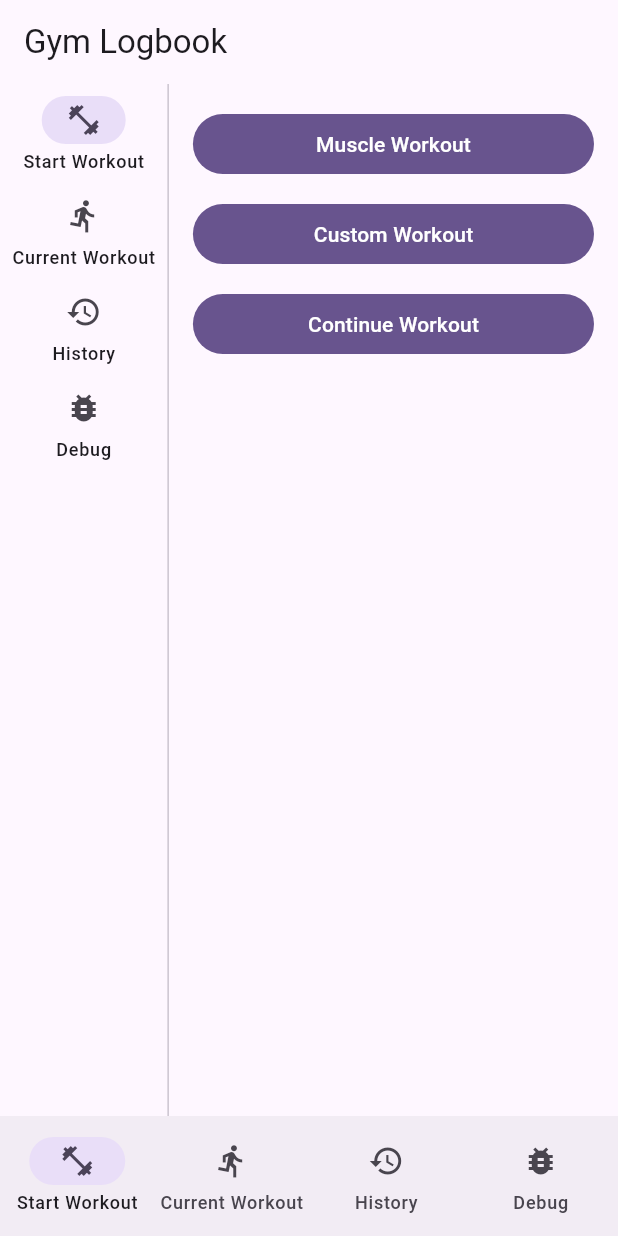
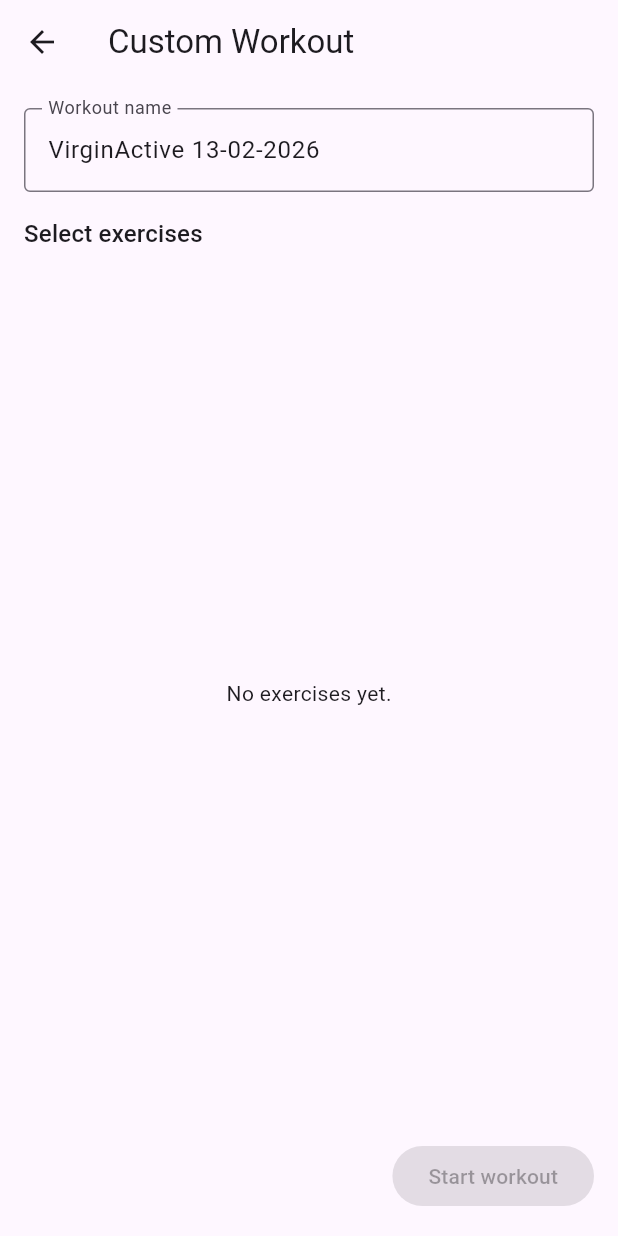
Before and after one commit to kirmatho-gpt/gym-logbook, a Flutter app: the screen it shows after launch, after a tap on "Custom Workout", on a phone screen of 412 x 824 dp. Run offline on Flutter 3.47's test engine with Material 3 defaults, Android fonts, the light colour scheme and no system bars; our stand-ins replace drift; accounts and stored records are empty; generated files the repository leaves out were written again.

Commit message:
add custom workout screen

```diff
--- /dev/null
+++ b/lib/screens/custom_workout_screen.dart
@@ -0,0 +1,238 @@
+import 'package:drift/drift.dart' as drift;
+import 'package:flutter/material.dart';
+
+import '../data/app_database.dart';
+
+class CustomWorkoutScreen extends StatefulWidget {
+  const CustomWorkoutScreen({
+    super.key,
+    required this.database,
+    required this.onWorkoutStarted,
+  });
+
+  final AppDatabase database;
+  final Future<void> Function(int workoutSessionId) onWorkoutStarted;
+
+  @override
+  State<CustomWorkoutScreen> createState() => _CustomWorkoutScreenState();
+}
+
+class _CustomWorkoutScreenState extends State<CustomWorkoutScreen> {
+  final Set<int> _selectedExerciseIds = {};
+  late final TextEditingController _workoutNameController;
+  bool _isCreatingWorkout = false;
+
+  @override
+  void initState() {
+    super.initState();
+    _workoutNameController =
+        TextEditingController(text: _buildDefaultWorkoutName());
+  }
+
+  @override
+  void dispose() {
+    _workoutNameController.dispose();
+    super.dispose();
+  }
+
+  String _buildDefaultWorkoutName() {
+    final now = DateTime.now();
+    final day = now.day.toString().padLeft(2, '0');
+    final month = now.month.toString().padLeft(2, '0');
+    final year = now.year.toString().padLeft(4, '0');
+    return 'VirginActive $day-$month-$year';
+  }
+
+  @override
+  Widget build(BuildContext context) {
+    final muscleGroupsStream = (widget.database.select(widget.database.muscleGroups)
+          ..orderBy([(tbl) => drift.OrderingTerm(expression: tbl.name)]))
+        .watch();
+    final exercisesStream = (widget.database.select(widget.database.exercises)
+          ..orderBy([
+            (tbl) => drift.OrderingTerm(
+                  expression: tbl.muscleGroupId,
+                ),
+            (tbl) => drift.OrderingTerm(expression: tbl.name),
+          ]))
+        .watch();
+
+    return Scaffold(
+      appBar: AppBar(
+        title: const Text('Custom Workout'),
+      ),
+      body: Padding(
+        padding: const EdgeInsets.all(16),
+        child: Column(
+          crossAxisAlignment: CrossAxisAlignment.start,
+          children: [
+            TextField(
+              controller: _workoutNameController,
+              decoration: const InputDecoration(
+                labelText: 'Workout name',
+                border: OutlineInputBorder(),
+              ),
+            ),
+            const SizedBox(height: 16),
+            Text(
+              'Select exercises',
+              style: Theme.of(context).textTheme.titleMedium,
+            ),
+            const SizedBox(height: 8),
+            Expanded(
+              child: StreamBuilder<List<MuscleGroup>>(
+                stream: muscleGroupsStream,
+                builder: (context, muscleGroupsSnapshot) {
+                  final muscleGroups =
+                      muscleGroupsSnapshot.data ?? const <MuscleGroup>[];
+                  return StreamBuilder<List<Exercise>>(
+                    stream: exercisesStream,
+                    builder: (context, exercisesSnapshot) {
+                      final exercises =
+                          exercisesSnapshot.data ?? const <Exercise>[];
+
+                      if (muscleGroupsSnapshot.connectionState ==
+                              ConnectionState.waiting &&
+                          exercisesSnapshot.connectionState ==
+                              ConnectionState.waiting &&
+                          muscleGroups.isEmpty &&
+                          exercises.isEmpty) {
+                        return const Center(child: CircularProgressIndicator());
+                      }
+
+                      if (exercises.isEmpty) {
+                        return const Center(child: Text('No exercises yet.'));
+                      }
+
+                      final muscleGroupById = <int, MuscleGroup>{
+                        for (final group in muscleGroups) group.id: group,
+                      };
+
+                      final grouped = <int?, List<Exercise>>{};
+                      for (final exercise in exercises) {
+                        final list = grouped.putIfAbsent(
+                          exercise.muscleGroupId,
+                          () => <Exercise>[],
+                        );
+                        list.add(exercise);
+                      }
+
+                      final orderedGroupIds = <int?>[
+                        ...muscleGroups
+                            .where((group) => grouped.containsKey(group.id))
+                            .map((group) => group.id),
+                        if (grouped.containsKey(null)) null,
+                      ];
+
+                      return ListView.separated(
+                        itemCount: orderedGroupIds.length,
+                        separatorBuilder: (_, _) => const SizedBox(height: 12),
+                        itemBuilder: (context, index) {
+                          final groupId = orderedGroupIds[index];
+                          final groupExercises = grouped[groupId] ?? const <Exercise>[];
+                          if (groupExercises.isEmpty) {
+                            return const SizedBox.shrink();
+                          }
+
+                          final groupName = groupId == null
+                              ? 'Other'
+                              : muscleGroupById[groupId]?.name ?? 'Unknown';
+
+                          return Card(
+                            child: Padding(
+                              padding: const EdgeInsets.symmetric(vertical: 8),
+                              child: Column(
+                                crossAxisAlignment: CrossAxisAlignment.start,
+                                children: [
+                                  Padding(
+                                    padding: const EdgeInsets.symmetric(
+                                      horizontal: 16,
+                                      vertical: 4,
+                                    ),
+                                    child: Text(
+                                      groupName,
+                                      style: Theme.of(context).textTheme.titleSmall,
+                                    ),
+                                  ),
+                                  for (final exercise in groupExercises)
+                                    CheckboxListTile(
+                                      value: _selectedExerciseIds.contains(exercise.id),
+                                      onChanged: (checked) {
+                                        setState(() {
+                                          if (checked ?? false) {
+                                            _selectedExerciseIds.add(exercise.id);
+                                          } else {
+                                            _selectedExerciseIds.remove(exercise.id);
+                                          }
+                                        });
+                                      },
+                                      title: Text(exercise.name),
+                                      dense: true,
+                                    ),
+                                ],
+                              ),
+                            ),
+                          );
+                        },
+                      );
+                    },
+                  );
+                },
+              ),
+            ),
+            const SizedBox(height: 12),
+            Align(
+              alignment: Alignment.centerRight,
+              child: FilledButton(
+                onPressed: _isCreatingWorkout || _selectedExerciseIds.isEmpty
+                    ? null
+                    : () async {
+                        final messenger = ScaffoldMessenger.of(context);
+                        final navigator = Navigator.of(context);
+
+                        setState(() {
+                          _isCreatingWorkout = true;
+                        });
+
+                        try {
+                          final workoutSessionId =
+                              await widget.database.createCustomWorkout(
+                            exerciseIds: _selectedExerciseIds.toList(),
+                            nameOverride:
+                                _workoutNameController.text.trim().isEmpty
+                                    ? _buildDefaultWorkoutName()
+                                    : _workoutNameController.text.trim(),
+                          );
+                          await widget.onWorkoutStarted(workoutSessionId);
+
+                          if (!mounted) {
+                            return;
+                          }
+
+                          messenger.showSnackBar(
+                            const SnackBar(content: Text('Workout started.')),
+                          );
+                          navigator.pop();
+                        } finally {
+                          if (mounted) {
+                            setState(() {
+                              _isCreatingWorkout = false;
+                            });
+                          }
+                        }
+                      },
+                child: _isCreatingWorkout
+                    ? const SizedBox(
+                        height: 20,
+                        width: 20,
+                        child: CircularProgressIndicator(strokeWidth: 2),
+                      )
+                    : const Text('Start workout'),
+              ),
+            ),
+          ],
+        ),
+      ),
+    );
+  }
+}
--- a/lib/screens/history_screen.dart
+++ b/lib/screens/history_screen.dart
@@ -89,7 +89,7 @@
                       Text(item.workoutName),
                       const SizedBox(height: 2),
                       Text(
-                        'Muscle group: ${item.muscleGroupName} • Exercises: ${item.exercisesCount} • Total time: ${_formatDuration(item.totalTimeSeconds)}',
+                        'Muscle Group: ${item.muscleGroupName} • Exercises: ${item.exercisesCount} • Total time: ${_formatDuration(item.totalTimeSeconds)}',
                       ),
                       const SizedBox(height: 8),
                     ],
--- a/lib/screens/start_workout_screen.dart
+++ b/lib/screens/start_workout_screen.dart
@@ -1,6 +1,7 @@
 import 'package:flutter/material.dart';
 
 import '../data/app_database.dart';
+import 'custom_workout_screen.dart';
 import 'muscle_workout_screen.dart';
 
 class StartWorkoutScreen extends StatefulWidget {
@@ -44,7 +45,16 @@
           ),
           const SizedBox(height: 12),
           FilledButton(
-            onPressed: () {},
+            onPressed: () {
+              Navigator.of(context).push(
+                MaterialPageRoute(
+                  builder: (_) => CustomWorkoutScreen(
+                    database: widget.database,
+                    onWorkoutStarted: widget.onWorkoutStarted,
+                  ),
+                ),
+              );
+            },
             child: const Text('Custom Workout'),
           ),
           const SizedBox(height: 12),
@@ -90,7 +100,7 @@
                       Expanded(
                         child: ListView.separated(
                           itemCount: unfinished.length,
-                          separatorBuilder: (_, __) => const SizedBox(height: 8),
+                          separatorBuilder: (_, _) => const SizedBox(height: 8),
                           itemBuilder: (context, index) {
                             final session = unfinished[index];
                             final isSelected = session.workoutSessionId ==
```
Also changed, not shown: lib/data/app_database.dart (+82 -42 lines).
